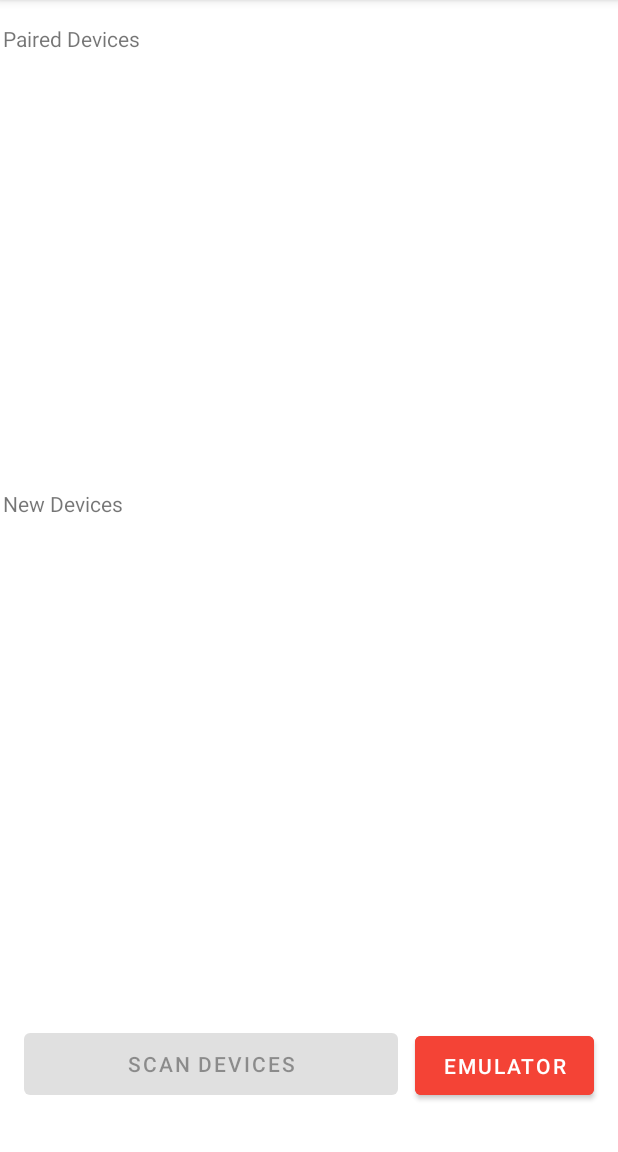
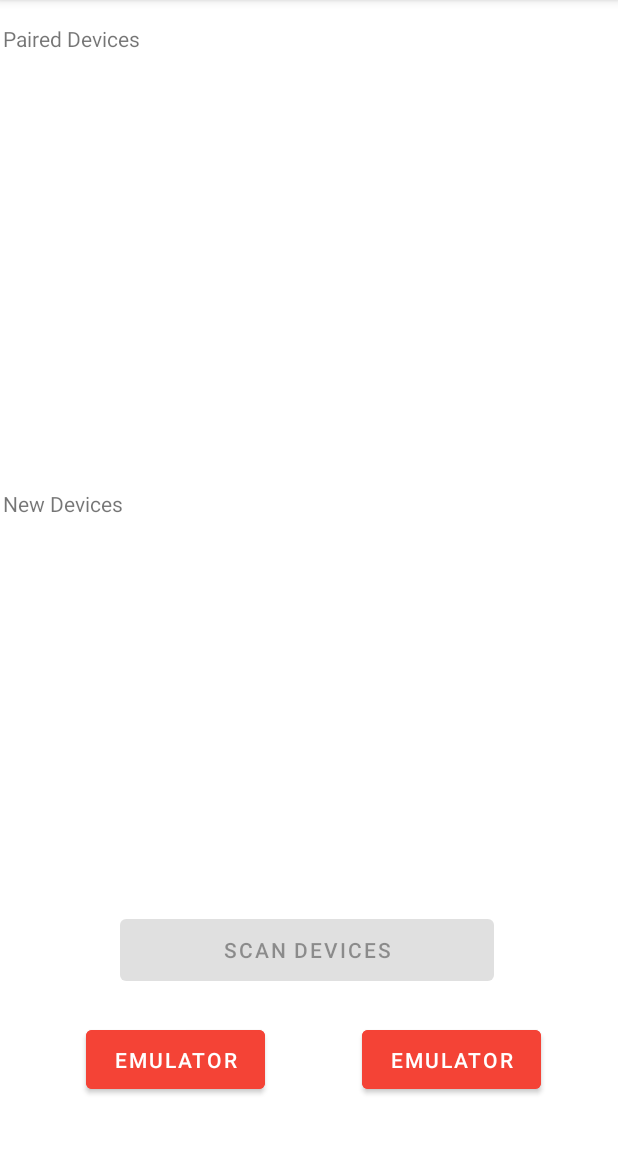
Before and after one commit to paniniDot/IoT-tasks, an Android app: the screen it shows after launch (ScanActivity), on a phone screen of 412 x 824 dp, the part 84-1236 px from its top. Run offline under Robolectric (Android 15) with nearby library versions, the light colour scheme and no system bars.

Commit message:
add servo controller on app android

```diff
--- a/task3/room-app/RemoteBlinkApp/app/src/main/java/com/example/remoteblinkapp/ScanActivity.java
+++ b/task3/room-app/RemoteBlinkApp/app/src/main/java/com/example/remoteblinkapp/ScanActivity.java
@@ -92,7 +92,9 @@ public class ScanActivity extends AppCompatActivity {
         findViewById(R.id.emulator).setOnClickListener(v -> {
             startActivity(new Intent(this, LedSwitchEmulatedActivity.class));
         });
-
+        findViewById(R.id.emulator2).setOnClickListener(v -> {
+            startActivity(new Intent(this, ServoControllerEmulatedActivity.class));
+        });
         scannedListView = findViewById(R.id.scannedView);
 
         //the adapter will let you update the view notifying changes to the data source
--- a/task3/room-app/RemoteBlinkApp/app/src/main/res/layout/activity_main.xml
+++ b/task3/room-app/RemoteBlinkApp/app/src/main/res/layout/activity_main.xml
@@ -10,16 +10,16 @@
         android:id="@+id/scan_button"
         android:layout_width="249dp"
         android:layout_height="53dp"
-        android:layout_marginStart="16dp"
-        android:layout_marginBottom="32dp"
+        android:layout_marginStart="80dp"
+        android:layout_marginBottom="108dp"
         android:text="SCAN DEVICES"
         app:layout_constraintBottom_toBottomOf="parent"
         app:layout_constraintStart_toStartOf="parent" />
 
     <ListView
         android:id="@+id/scannedView"
-        android:layout_width="412dp"
-        android:layout_height="291dp"
+        android:layout_width="410dp"
+        android:layout_height="208dp"
         android:layout_marginStart="1dp"
         android:layout_marginTop="344dp"
         android:layout_marginEnd="1dp"
@@ -65,13 +65,26 @@
         android:id="@+id/emulator"
         android:layout_width="119dp"
         android:layout_height="51dp"
-        android:layout_marginStart="11dp"
-        android:layout_marginEnd="16dp"
-        android:layout_marginBottom="32dp"
+        android:layout_marginStart="32dp"
+        android:layout_marginEnd="26dp"
+        android:layout_marginBottom="36dp"
         android:backgroundTint="#F44336"
         android:text="emulator"
         app:layout_constraintBottom_toBottomOf="parent"
         app:layout_constraintEnd_toEndOf="parent"
-        app:layout_constraintStart_toEndOf="@+id/scan_button" />
+        app:layout_constraintStart_toEndOf="@+id/emulator2" />
+
+    <Button
+        android:id="@+id/emulator2"
+        android:layout_width="119dp"
+        android:layout_height="51dp"
+        android:layout_marginStart="32dp"
+        android:layout_marginEnd="8dp"
+        android:layout_marginBottom="36dp"
+        android:backgroundTint="#F44336"
+        android:text="emulator"
+        app:layout_constraintBottom_toBottomOf="parent"
+        app:layout_constraintEnd_toStartOf="@+id/emulator"
+        app:layout_constraintStart_toStartOf="parent" />
 
 </androidx.constraintlayout.widget.ConstraintLayout>
```
Also changed, not shown: task3/room-app/RemoteBlinkApp/app/src/main/AndroidManifest.xml (+14 -0 lines), task3/room-app/RemoteBlinkApp/app/src/main/java/com/example/remoteblinkapp/ServoControllerActivity.java (added, +79 -0 lines), task3/room-app/RemoteBlinkApp/app/src/main/java/com/example/remoteblinkapp/ServoControllerEmulatedActivity.java (added, +67 -0 lines), task3/room-app/RemoteBlinkApp/app/src/main/res/layout/activity_servo_controller.xml (added, +20 -0 lines).
